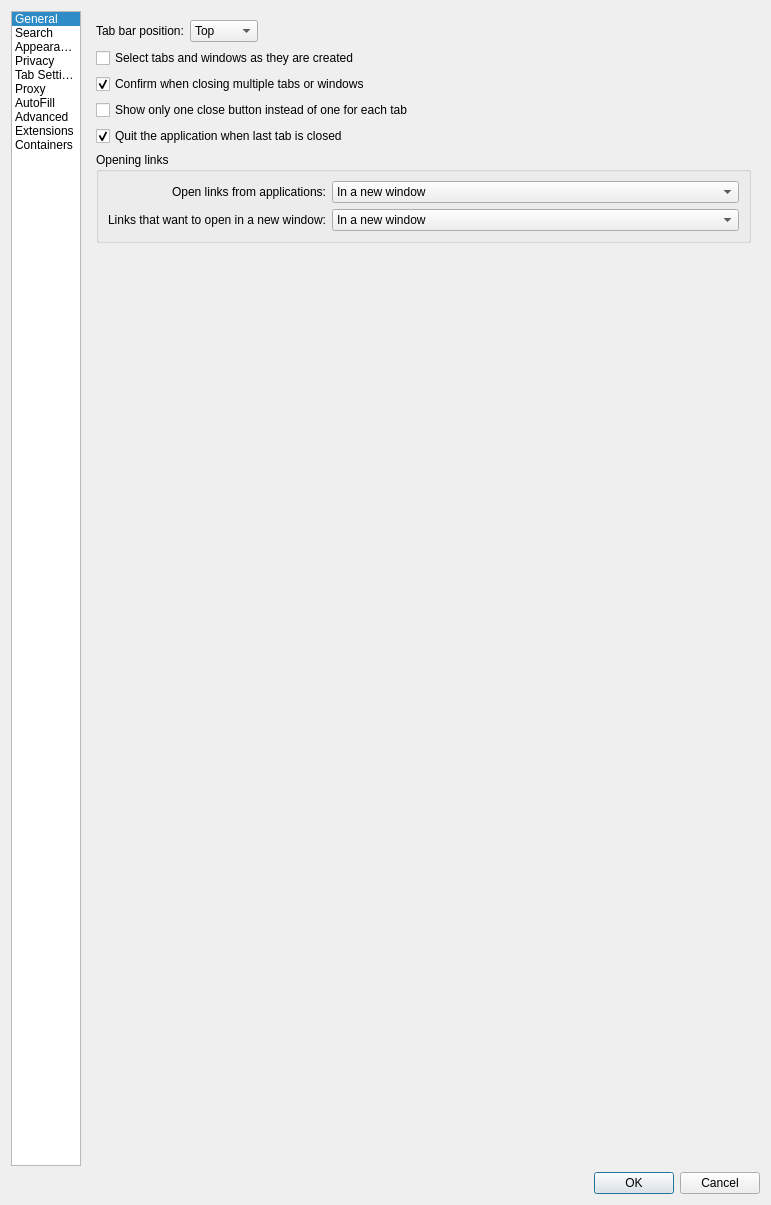
This is src/settings.ui in IT-Space-2026/arktos as Qt 5 draws it before an edit. The edited form follows.
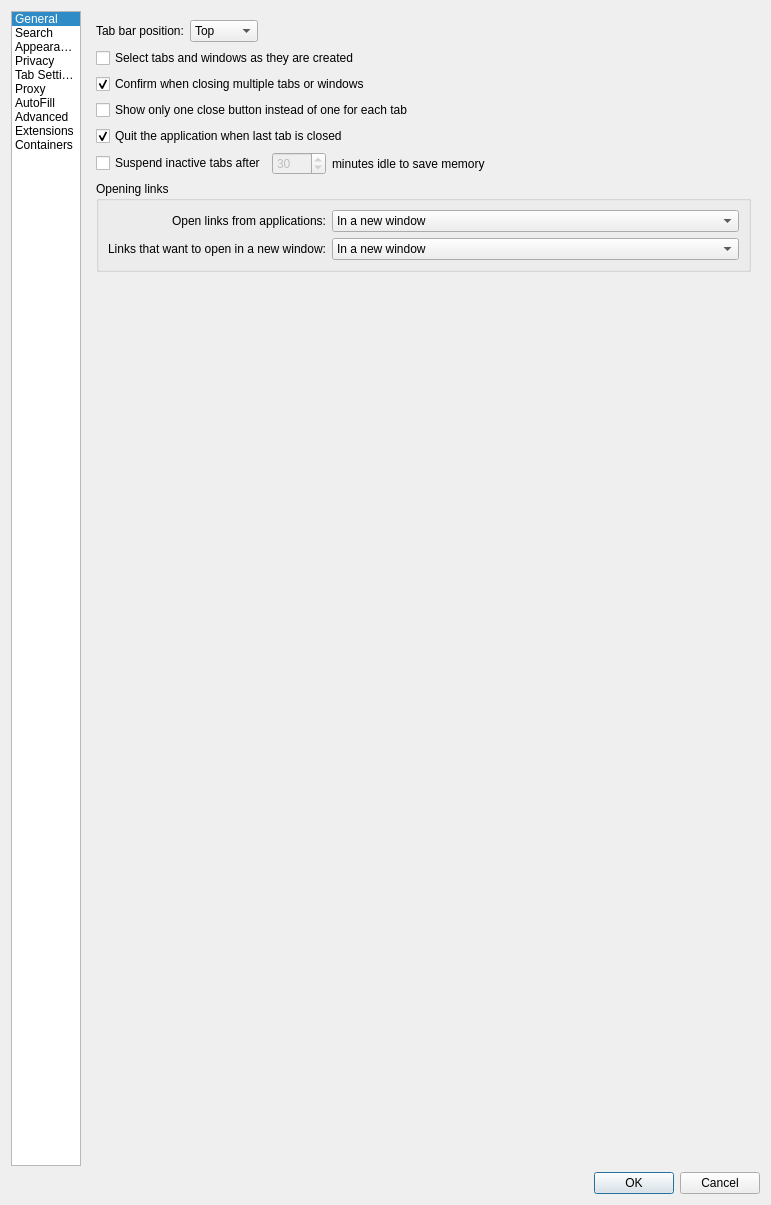
This is the edited form. The open tabs and pages were chosen to show the change.

Commit message: SLEEP01: Sleeping tabs — opt-in lifecycle discard to reclaim memory

Patch:
```diff
--- a/src/settings.ui
+++ b/src/settings.ui
@@ -1905,6 +1905,53 @@
          </property>
         </widget>
        </item>
+       <item>
+        <layout class="QHBoxLayout" name="suspendTabsLayout">
+         <item>
+          <widget class="QCheckBox" name="suspendTabs">
+           <property name="text">
+            <string>Suspend inactive tabs after</string>
+           </property>
+          </widget>
+         </item>
+         <item>
+          <widget class="QSpinBox" name="suspendTabsMinutes">
+           <property name="enabled">
+            <bool>false</bool>
+           </property>
+           <property name="minimum">
+            <number>1</number>
+           </property>
+           <property name="maximum">
+            <number>1440</number>
+           </property>
+           <property name="value">
+            <number>30</number>
+           </property>
+          </widget>
+         </item>
+         <item>
+          <widget class="QLabel" name="suspendTabsMinutesLabel">
+           <property name="text">
+            <string>minutes idle to save memory</string>
+           </property>
+          </widget>
+         </item>
+         <item>
+          <spacer name="suspendTabsSpacer">
+           <property name="orientation">
+            <enum>Qt::Horizontal</enum>
+           </property>
+           <property name="sizeHint" stdset="0">
+            <size>
+             <width>40</width>
+             <height>20</height>
+            </size>
+           </property>
+          </spacer>
+         </item>
+        </layout>
+       </item>
        <item>
         <widget class="QGroupBox" name="openLinksGroupBox">
          <property name="title">
```
Left out of the diff: 16 changed lines with no effect on the pictures. The commit also changes 12 other files.
